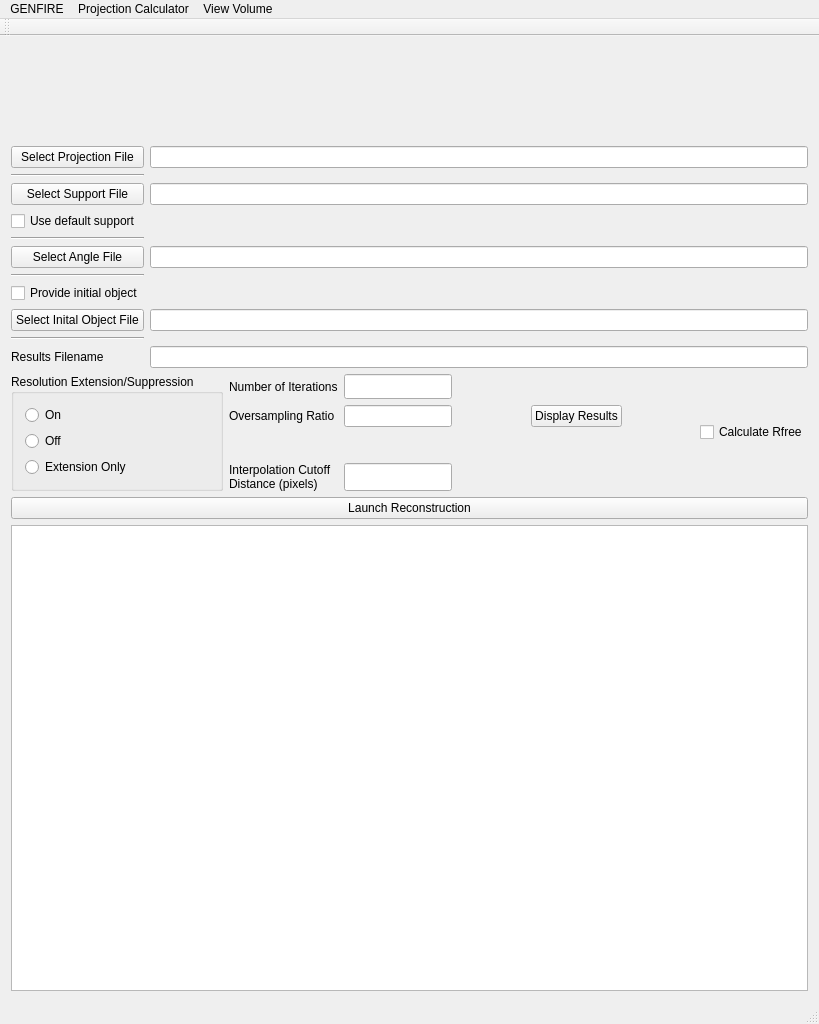
genfire-em/GENFIRE-Python, file GENFIRE/gui/GENFIRE_MainWindow.ui: the form before one commit.
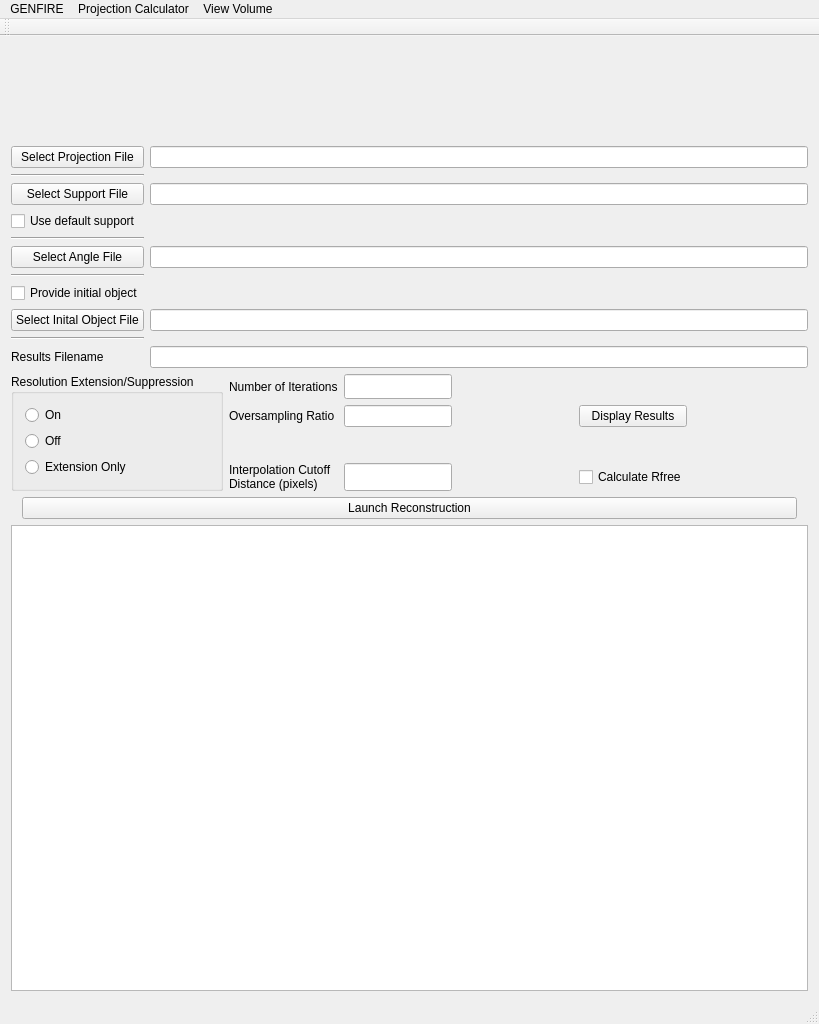
The form after the commit. Icons and pictures are not drawn.

Commit message: made check boxes enable and disable related widgets in main GUI

What changed in the file:
```diff
--- a/GENFIRE/gui/GENFIRE_MainWindow.ui
+++ b/GENFIRE/gui/GENFIRE_MainWindow.ui
@@ -286,15 +286,7 @@
            </spacer>
           </item>
           <item row="0" column="5" rowspan="4">
-           <layout class="QGridLayout" name="gridLayout_3">
-            <item row="0" column="0">
-             <widget class="QCheckBox" name="checkBox_rfree">
-              <property name="text">
-               <string>Calculate Rfree</string>
-              </property>
-             </widget>
-            </item>
-           </layout>
+           <layout class="QGridLayout" name="gridLayout_3"/>
           </item>
           <item row="1" column="3">
            <widget class="QPushButton" name="btn_displayResults">
@@ -303,18 +295,41 @@
             </property>
            </widget>
           </item>
+          <item row="3" column="3">
+           <widget class="QCheckBox" name="checkBox_rfree">
+            <property name="text">
+             <string>Calculate Rfree</string>
+            </property>
+           </widget>
+          </item>
          </layout>
         </item>
        </layout>
       </item>
      </layout>
     </item>
+    <item>
+     <layout class="QHBoxLayout" name="horizontalLayout_4">
     <item>
      <widget class="QPushButton" name="btn_reconstruct">
+        <property name="sizePolicy">
+         <sizepolicy hsizetype="Fixed" vsizetype="Fixed">
+          <horstretch>0</horstretch>
+          <verstretch>0</verstretch>
+         </sizepolicy>
+        </property>
+        <property name="minimumSize">
+         <size>
+          <width>775</width>
+          <height>0</height>
+         </size>
+        </property>
       <property name="text">
        <string>Launch Reconstruction</string>
       </property>
      </widget>
+      </item>
+     </layout>
     </item>
     <item>
      <layout class="QVBoxLayout" name="verticalLayout_2">
```
Lines whose indentation alone changed are shown as unchanged. The commit also changes 2 other files.
